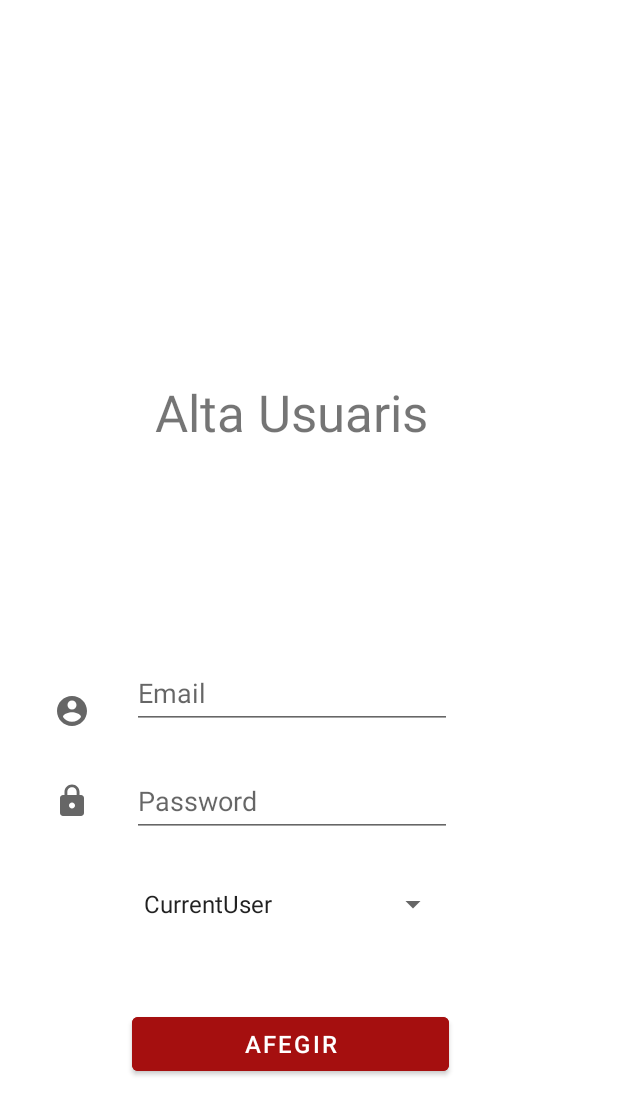
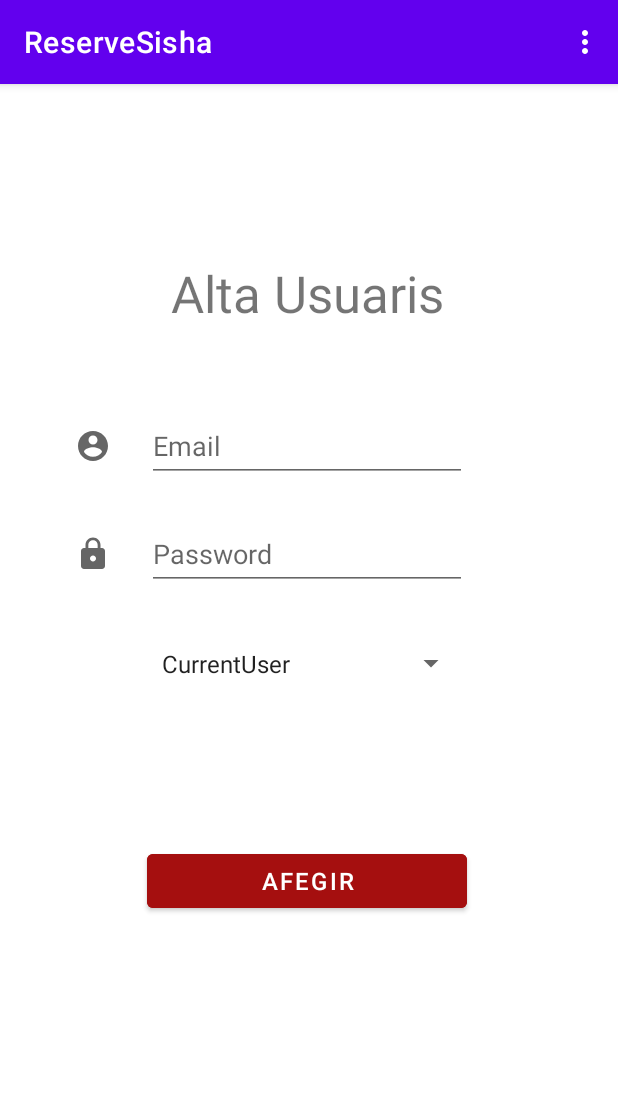
Before and after one commit to johanSantoss/ReserveSisha, an Android app: the ConfigUsersFragment screen opened through its navigation route, on a phone screen of 412 x 824 dp. Shown: the top 1115 px of the screen. Run offline under Robolectric (Android 15) with nearby library versions, the phone set to English and light mode, and no system bars; our stand-ins replace Firebase (no records; nobody signed in at launch, a user with empty details on screens opened directly), data binding, navigation-ui.

Commit message:
Modificacion creacion usuario segun rol desde admin, añadido toolbar

```diff
--- a/app/src/main/java/johan/santos/reservesisha/MainActivity.kt
+++ b/app/src/main/java/johan/santos/reservesisha/MainActivity.kt
@@ -1,6 +1,8 @@
 package johan.santos.reservesisha
 
 import android.os.Bundle
+import android.view.Menu
+import android.view.MenuItem
 import android.widget.Toast
 import androidx.appcompat.app.AppCompatActivity
 import androidx.navigation.findNavController
@@ -11,10 +13,7 @@ import com.google.android.material.bottomnavigation.BottomNavigationView
 import com.google.firebase.auth.FirebaseAuth
 import com.google.firebase.auth.ktx.auth
 import com.google.firebase.ktx.Firebase
-import johan.santos.reservesisha.databinding.MainActivityBinding
-import johan.santos.reservesisha.databinding.NavBarAdminBinding
-import johan.santos.reservesisha.databinding.NavBarBusinessBinding
-import johan.santos.reservesisha.databinding.NavBarUsersBinding
+import johan.santos.reservesisha.databinding.*
 
 
 class MainActivity : AppCompatActivity() {
@@ -42,6 +41,9 @@ class MainActivity : AppCompatActivity() {
         binding2 = NavBarBusinessBinding.inflate(layoutInflater)
 
         binding3 = NavBarAdminBinding.inflate(layoutInflater)
+
+
+
 
     }
 
@@ -151,5 +153,29 @@ class MainActivity : AppCompatActivity() {
         //bindingMain.fragmentContainerView.
     }
 
+    override fun onCreateOptionsMenu(menu: Menu): Boolean {
+        // Inflate the menu; this adds items to the action bar if it is present.
+        menuInflater.inflate(R.menu.top_nav, menu)
+        return true
+    }
+
+    override fun onOptionsItemSelected(item: MenuItem): Boolean {
+//        val navController = findNavController(R.id.nav_host_fragment_content_main)
+//        navController.navigateUp()
+//        navController.navigate()
+//        return super.onOptionsItemSelected(item)
+//        when(item.itemId) {
+//        }
+        when (item.itemId){
+            R.id.action_logOut -> {
+                auth.signOut()
+                finish();
+                startActivity(getIntent());
+            }
+        }
+
+        return false
+    }
+
 
 }
--- a/app/src/main/java/johan/santos/reservesisha/ui/access/login/LoginFragment.kt
+++ b/app/src/main/java/johan/santos/reservesisha/ui/access/login/LoginFragment.kt
@@ -135,10 +135,8 @@ class LoginFragment : Fragment() {
 
     override fun onStop() {
         super.onStop()
-        /*
         val supportActionBar = (requireActivity() as AppCompatActivity).supportActionBar
         supportActionBar?.show()
-         */
         if ((activity as MainActivity).getAuth().currentUser != null){
             // mostrar menus según el "user" que ha hecho LOGIN
             when (typeUser) {
--- a/app/src/main/java/johan/santos/reservesisha/ui/adminUser/AdminMainFragment.kt
+++ b/app/src/main/java/johan/santos/reservesisha/ui/adminUser/AdminMainFragment.kt
@@ -36,9 +36,6 @@ class AdminMainFragment : Fragment() {
         )
         auth = (activity as MainActivity).getAuth()
 
-        binding.btnLogut.setOnClickListener {
-            (activity as MainActivity).logutAndExit()
-        }
 
         binding.manageUsers.setOnClickListener {
             val action = AdminMainFragmentDirections.actionAdminMainFragmentToManageUsersFragment()
--- a/app/src/main/java/johan/santos/reservesisha/ui/adminUser/configAdmin/ConfigAdminFragment.kt
+++ b/app/src/main/java/johan/santos/reservesisha/ui/adminUser/configAdmin/ConfigAdminFragment.kt
@@ -68,7 +68,7 @@ class ConfigAdminFragment : Fragment() {
 
         val spinnerItems = ArrayAdapter<String>((activity as MainActivity), android.R.layout.simple_spinner_item)
 
-        spinnerItems.addAll(listOf("CurrentUser", "Empresa", "Admin"))
+        spinnerItems.addAll(listOf("CurrentUser", "Business", "Admin"))
 
         binding.spinner2.adapter = spinnerItems
 
@@ -175,19 +175,19 @@ class ConfigAdminFragment : Fragment() {
         if(viewModel.pass.value != viewModel.passConf.value){
             Toast.makeText(activity,"La contrasenya no coincideix", Toast.LENGTH_SHORT).show()
         }else{
-            auth.currentUser?.updateEmail(viewModel.email.value!!)?.addOnSuccessListener {
-                Log.d(TAG, "updateEmail:success")
-            }?.addOnFailureListener{
-                Log.d(TAG, "updateEmail:failure")
-            }
-
-            if(viewModel.pass.value?.isEmpty() == false){
-                auth.currentUser?.updatePassword(viewModel.pass.value!!)?.addOnSuccessListener {
-                    Log.d(TAG, "updatePass:success")
-                }?.addOnFailureListener{
-                    Log.d(TAG, "updatePass:failure")
-                }
-            }
+//            auth.currentUser?.updateEmail(viewModel.email.value!!)?.addOnSuccessListener {
+//                Log.d(TAG, "updateEmail:success")
+//            }?.addOnFailureListener{
+//                Log.d(TAG, "updateEmail:failure")
+//            }
+//
+//            if(viewModel.pass.value?.isEmpty() == false){
+//                auth.currentUser?.updatePassword(viewModel.pass.value!!)?.addOnSuccessListener {
+//                    Log.d(TAG, "updatePass:success")
+//                }?.addOnFailureListener{
+//                    Log.d(TAG, "updatePass:failure")
+//                }
+//            }
 
             database = FirebaseDatabase.getInstance().getReference("AllUsers/${args.idUsuari}")
 
--- a/app/src/main/java/johan/santos/reservesisha/ui/adminUser/manageUsers/configUser/ConfigUsersFragment.kt
+++ b/app/src/main/java/johan/santos/reservesisha/ui/adminUser/manageUsers/configUser/ConfigUsersFragment.kt
@@ -1,31 +1,25 @@
 package johan.santos.reservesisha.ui.adminUser.manageUsers.configUser
 
-import androidx.lifecycle.ViewModelProvider
 import android.os.Bundle
 import android.util.Log
-import androidx.fragment.app.Fragment
 import android.view.LayoutInflater
 import android.view.View
 import android.view.ViewGroup
+import android.widget.AdapterView
 import android.widget.ArrayAdapter
-import android.widget.Spinner
-import android.widget.Toast
 import androidx.databinding.DataBindingUtil
-import androidx.navigation.fragment.NavHostFragment
+import androidx.fragment.app.Fragment
+import androidx.lifecycle.ViewModelProvider
 import com.google.firebase.database.FirebaseDatabase
 import johan.santos.reservesisha.MainActivity
 import johan.santos.reservesisha.R
 import johan.santos.reservesisha.databinding.ConfigUsersFragmentBinding
-import johan.santos.reservesisha.databinding.MainActivityBinding
-import johan.santos.reservesisha.databinding.NavBarUsersBinding
 import johan.santos.reservesisha.ui.access.models.User
 import johan.santos.reservesisha.ui.access.models.User_Admin
 import johan.santos.reservesisha.ui.access.models.User_Business
 import johan.santos.reservesisha.ui.access.models.User_Current
-import johan.santos.reservesisha.ui.access.registre.RegistreFragment
-import johan.santos.reservesisha.ui.access.registre.RegistreFragmentDirections
-import java.text.SimpleDateFormat
 import java.util.*
+
 
 class ConfigUsersFragment : Fragment() {
 
@@ -54,9 +48,21 @@ class ConfigUsersFragment : Fragment() {
 
         val spinnerItems = ArrayAdapter<String>((activity as MainActivity), android.R.layout.simple_spinner_item)
 
-        spinnerItems.addAll(listOf("CurrentUser", "Empresa", "Admin"))
+        spinnerItems.addAll(listOf("CurrentUser", "Business", "Admin"))
 
         binding.spinner.adapter = spinnerItems
+
+        binding.spinner.onItemSelectedListener = object : AdapterView.OnItemSelectedListener {
+            override fun onItemSelected(arg0: AdapterView<*>?, arg1: View, arg2: Int, arg3: Long) {
+                if(binding.spinner.selectedItem.toString() == "Business"){
+                    binding.editTextCIF.visibility = View.VISIBLE
+                }else{
+                    binding.editTextCIF.visibility = View.INVISIBLE
+                }
+            }
+
+            override fun onNothingSelected(arg0: AdapterView<*>?) {}
+        }
 
         binding.btnAddNewUser.setOnClickListener {
             val missatge = controlDadesRegistre()
@@ -121,14 +127,22 @@ class ConfigUsersFragment : Fragment() {
         viewModel.setEmail(binding.editTextMailAuth.text.toString().trim())
         viewModel.setPassword(binding.editTextPassAuth.text.toString().trim())
 
+        if(binding.spinner.selectedItem.toString() == "Business"){
+            viewModel.setNumCIF(binding.spinner.selectedItem.toString())
+        }
+
         viewModel.setEstadoRegistro(1)
     }
 
     private fun saveDatesUserDataBase(rol: String) {
+        var cif = "null"
         Log.d(TAG, "saveDatesUserDataBase: start")
         val auth = (activity as MainActivity).getAuth()
         Log.d(TAG, "getAuth - success")
         // se genera una clase de USER con todos los datos del usuario
+        if(viewModel.numCIF.value.toString() == "Business"){
+            cif = viewModel.numCIF.value.toString()
+        }
 
         var user: User
 
@@ -141,7 +155,7 @@ class ConfigUsersFragment : Fragment() {
                 Date()
 
             )
-        }else if(rol == "Empresa"){
+        }else if(rol == "Business"){
                  user = User_Business(
                     auth.currentUser!!.uid,
                     "null",
@@ -151,7 +165,7 @@ class ConfigUsersFragment : Fragment() {
                     "null",
                     0,
                     "null",
-                    "null"
+                    cif
                 )
         }else{
              user = User_Current(
@@ -183,6 +197,7 @@ class ConfigUsersFragment : Fragment() {
     private fun clearDates(){
         binding.editTextMailAuth.text.clear()
         binding.editTextPassAuth.text.clear()
+        binding.editTextCIF.text.clear()
     }
 
 }
--- a/app/src/main/java/johan/santos/reservesisha/ui/adminUser/manageUsers/configUser/ConfigUsersViewModel.kt
+++ b/app/src/main/java/johan/santos/reservesisha/ui/adminUser/manageUsers/configUser/ConfigUsersViewModel.kt
@@ -18,6 +18,13 @@ class ConfigUsersViewModel : ViewModel() {
         _password.value = pass
     }
 
+    // CIF
+    private val _numCIF = MutableLiveData<String>("")
+    val numCIF: LiveData<String> get() = _numCIF
+    fun setNumCIF (numCIF : String){
+        _numCIF.value = numCIF
+    }
+
     private val _estadoRegistro = MutableLiveData(0)
     val estadoRegistro: LiveData<Int> get() = _estadoRegistro
     fun setEstadoRegistro (estadoRegistro : Int){
--- a/app/src/main/java/johan/santos/reservesisha/ui/adminUser/manageUsers/recyclerViewUsers/DataUsersViewHolder.kt
+++ b/app/src/main/java/johan/santos/reservesisha/ui/adminUser/manageUsers/recyclerViewUsers/DataUsersViewHolder.kt
@@ -4,6 +4,7 @@ import android.view.View
 import androidx.navigation.findNavController
 import androidx.navigation.fragment.NavHostFragment
 import androidx.recyclerview.widget.RecyclerView
+import com.google.firebase.database.FirebaseDatabase
 import johan.santos.reservesisha.databinding.ItemUsersManageBinding
 import johan.santos.reservesisha.ui.access.login.LoginFragmentDirections
 import johan.santos.reservesisha.ui.access.models.DataUsers
@@ -13,6 +14,7 @@ import johan.santos.reservesisha.ui.adminUser.manageUsers.ManageUsersFragmentDir
 class DataUsersViewHolder (view : View) : RecyclerView.ViewHolder(view) {
 
     val binding = ItemUsersManageBinding.bind(view)
+    private lateinit var database: FirebaseDatabase
 
     fun render (item : DataUsers, onClickListener: (DataUsers) -> Unit) {
         binding.tvItemUsersId.text = item.id_usuari
@@ -26,6 +28,13 @@ class DataUsersViewHolder (view : View) : RecyclerView.ViewHolder(view) {
             it.findNavController().navigate(action)
         }
 
+//        binding.tvItemUserDelete.setOnClickListener{
+//            database = FirebaseDatabase.getInstance("https://reservesisha96-default-rtdb.europe-west1.firebasedatabase.app/")
+//            val myRefDadesUser = database.getReference("AllUsers/${item.id_usuari.toString()}")
+//            myRefDadesUser.removeValue()
+//
+//        }
+
 //        itemView.setOnClickListener {
 //            onClickListener(item)
 //        }
--- a/app/src/main/res/layout/admin_main_fragment.xml
+++ b/app/src/main/res/layout/admin_main_fragment.xml
@@ -28,25 +28,16 @@
             app:layout_constraintVertical_bias="0.062" />
 
         <Button
-            android:id="@+id/btnLogut"
-            android:layout_width="wrap_content"
-            android:layout_height="wrap_content"
-            android:text="Logut"
-            app:layout_constraintEnd_toEndOf="@+id/textView3"
-            app:layout_constraintStart_toStartOf="@+id/textView3"
-            app:layout_constraintTop_toBottomOf="@+id/textView3" />
-
-        <Button
             android:id="@+id/manageUsers"
             android:layout_width="273dp"
             android:layout_height="52dp"
-            android:layout_marginTop="124dp"
             android:backgroundTint="@color/buttonColor"
             android:text="@string/manageUser"
-            app:layout_constraintEnd_toEndOf="@+id/btnLogut"
-            app:layout_constraintHorizontal_bias="0.502"
-            app:layout_constraintStart_toStartOf="@+id/btnLogut"
-            app:layout_constraintTop_toBottomOf="@+id/btnLogut" />
+            app:layout_constraintBottom_toBottomOf="parent"
+            app:layout_constraintEnd_toEndOf="@+id/textView3"
+            app:layout_constraintStart_toStartOf="@+id/textView3"
+            app:layout_constraintTop_toBottomOf="@+id/textView3"
+            app:layout_constraintVertical_bias="0.177" />
 
         <Button
             android:id="@+id/manageBusiness"
--- a/app/src/main/res/layout/config_users_fragment.xml
+++ b/app/src/main/res/layout/config_users_fragment.xml
@@ -13,68 +13,6 @@ xmlns:tools="http://schemas.android.com/tools">
     android:layout_height="match_parent"
     tools:context=".ui.adminUser.manageUsers.configUser.ConfigUsersFragment">
 
-    <EditText
-        android:id="@+id/editTextPassAuth"
-        android:layout_width="wrap_content"
-        android:layout_height="wrap_content"
-        android:layout_marginBottom="24dp"
-        android:ems="10"
-        android:hint="@string/passwordLogin"
-        android:inputType="textPassword"
-        android:minHeight="48dp"
-        app:layout_constraintBottom_toTopOf="@+id/spinner"
-        app:layout_constraintEnd_toEndOf="@+id/editTextMailAuth"
-        app:layout_constraintHorizontal_bias="1.0"
-        app:layout_constraintStart_toStartOf="@+id/editTextMailAuth" />
-
-    <EditText
-        android:id="@+id/editTextMailAuth"
-        android:layout_width="wrap_content"
-        android:layout_height="wrap_content"
-        android:layout_marginBottom="24dp"
-        android:ems="10"
-        android:hint="@string/emailLogin"
-        android:inputType="textEmailAddress"
-        android:minHeight="48dp"
-        app:layout_constraintBottom_toTopOf="@+id/editTextPassAuth"
-        app:layout_constraintEnd_toEndOf="@+id/titelAltaUsers"
-        app:layout_constraintStart_toStartOf="@+id/titelAltaUsers" />
-
-    <ImageView
-        android:id="@+id/imageView6"
-        android:layout_width="wrap_content"
-        android:layout_height="wrap_content"
-        android:layout_marginEnd="28dp"
-        android:src="@drawable/ic_baseline_account_circle_24"
-        app:layout_constraintBottom_toBottomOf="@+id/editTextMailAuth"
-        app:layout_constraintEnd_toStartOf="@+id/editTextMailAuth"
-        app:layout_constraintTop_toTopOf="@+id/editTextMailAuth"
-        app:layout_constraintVertical_bias="1.0" />
-
-    <ImageView
-        android:id="@+id/imageView7"
-        android:layout_width="wrap_content"
-        android:layout_height="wrap_content"
-        android:layout_marginEnd="28dp"
-        android:src="@drawable/ic_baseline_lock_24"
-        app:layout_constraintBottom_toBottomOf="@+id/editTextPassAuth"
-        app:layout_constraintEnd_toStartOf="@+id/editTextPassAuth"
-        app:layout_constraintTop_toTopOf="@+id/editTextPassAuth" />
-
-    <Button
-        android:id="@+id/btnAddNewUser"
-        android:layout_width="0dp"
-        android:layout_height="wrap_content"
-        android:backgroundTint="@color/buttonColor"
-        android:text="@string/btnAdd"
-        android:textSize="16sp"
-        app:layout_constraintBottom_toBottomOf="parent"
-        app:layout_constraintEnd_toEndOf="@+id/spinner"
-        app:layout_constraintHorizontal_bias="0.0"
-        app:layout_constraintStart_toStartOf="@+id/spinner"
-        app:layout_constraintTop_toTopOf="parent"
-        app:layout_constraintVertical_bias="0.856" />
-
     <TextView
         android:id="@+id/titelAltaUsers"
         android:layout_width="wrap_content"
@@ -82,24 +20,122 @@ xmlns:tools="http://schemas.android.com/tools">
         android:fontFamily="sans-serif"
         android:text="@string/titelCreateUsers"
         android:textSize="34sp"
-        app:layout_constraintBottom_toTopOf="@+id/editTextMailAuth"
+        app:layout_constraintBottom_toBottomOf="parent"
         app:layout_constraintEnd_toEndOf="parent"
-        app:layout_constraintHorizontal_bias="0.449"
+        app:layout_constraintHorizontal_bias="0.497"
         app:layout_constraintStart_toStartOf="parent"
         app:layout_constraintTop_toTopOf="parent"
-        app:layout_constraintVertical_bias="0.583" />
+        app:layout_constraintVertical_bias="0.091" />
 
-    <Spinner
-        android:id="@+id/spinner"
-        android:layout_width="211dp"
-        android:layout_height="41dp"
-        android:layout_marginBottom="24dp"
-        app:layout_constraintBottom_toTopOf="@+id/btnAddNewUser"
-        app:layout_constraintEnd_toEndOf="@+id/editTextPassAuth"
+    <ScrollView
+        android:id="@+id/scrollView2"
+        android:layout_width="match_parent"
+        android:layout_height="0dp"
+        android:layout_marginTop="24dp"
+        app:layout_constraintBottom_toBottomOf="parent"
+        app:layout_constraintEnd_toEndOf="parent"
         app:layout_constraintHorizontal_bias="0.0"
-        app:layout_constraintStart_toStartOf="@+id/editTextPassAuth"
-        app:layout_constraintTop_toTopOf="parent"
-        app:layout_constraintVertical_bias="0.955" />
+        app:layout_constraintStart_toStartOf="parent"
+        app:layout_constraintTop_toBottomOf="@+id/titelAltaUsers"
+        app:layout_constraintVertical_bias="1.0">
+
+        <androidx.constraintlayout.widget.ConstraintLayout
+            android:layout_width="match_parent"
+            android:layout_height="wrap_content"
+            android:scrollbars="vertical">
+
+            <EditText
+                android:id="@+id/editTextPassAuth"
+                android:layout_width="wrap_content"
+                android:layout_height="wrap_content"
+                android:layout_marginTop="24dp"
+                android:ems="10"
+                android:hint="@string/passwordLogin"
+                android:inputType="textPassword"
+                android:minHeight="48dp"
+                app:layout_constraintEnd_toEndOf="@+id/editTextMailAuth"
+                app:layout_constraintHorizontal_bias="0.0"
+                app:layout_constraintStart_toStartOf="@+id/editTextMailAuth"
+                app:layout_constraintTop_toBottomOf="@+id/editTextMailAuth" />
+
+            <EditText
+                android:id="@+id/editTextMailAuth"
+                android:layout_width="wrap_content"
+                android:layout_height="wrap_content"
+                android:ems="10"
+                android:hint="@string/emailLogin"
+                android:inputType="textEmailAddress"
+                android:minHeight="48dp"
+                app:layout_constraintBottom_toBottomOf="parent"
+                app:layout_constraintEnd_toEndOf="parent"
+                app:layout_constraintHorizontal_bias="0.492"
+                app:layout_constraintStart_toStartOf="parent"
+                app:layout_constraintTop_toTopOf="parent"
+                app:layout_constraintVertical_bias="0.098" />
+
+            <EditText
+                android:id="@+id/editTextCIF"
+                android:layout_width="wrap_content"
+                android:layout_height="wrap_content"
+
+                android:layout_marginTop="24dp"
+                android:ems="10"
+                android:hint="@string/numCIF"
+                android:inputType="text"
+                android:minHeight="48dp"
+                android:visibility="invisible"
+                app:layout_constraintEnd_toEndOf="@+id/spinner"
+                app:layout_constraintHorizontal_bias="1.0"
+                app:layout_constraintStart_toStartOf="@+id/spinner"
+                app:layout_constraintTop_toBottomOf="@+id/spinner" />
+
+            <ImageView
+                android:id="@+id/imageView6"
+                android:layout_width="wrap_content"
+                android:layout_height="wrap_content"
+                android:layout_marginEnd="24dp"
+                android:src="@drawable/ic_baseline_account_circle_24"
+                app:layout_constraintBottom_toBottomOf="@+id/editTextMailAuth"
+                app:layout_constraintEnd_toStartOf="@+id/editTextMailAuth"
+                app:layout_constraintTop_toTopOf="@+id/editTextMailAuth" />
+
+            <ImageView
+                android:id="@+id/imageView7"
+                android:layout_width="wrap_content"
+                android:layout_height="wrap_content"
+                android:layout_marginEnd="24dp"
+                android:src="@drawable/ic_baseline_lock_24"
+                app:layout_constraintBottom_toBottomOf="@+id/editTextPassAuth"
+                app:layout_constraintEnd_toStartOf="@+id/editTextPassAuth"
+                app:layout_constraintTop_toTopOf="@+id/editTextPassAuth" />
+
+            <Spinner
+                android:id="@+id/spinner"
+                android:layout_width="211dp"
+                android:layout_height="50dp"
+                android:layout_marginTop="24dp"
+                app:layout_constraintEnd_toEndOf="@+id/editTextPassAuth"
+                app:layout_constraintHorizontal_bias="1.0"
+                app:layout_constraintStart_toStartOf="@+id/editTextPassAuth"
+                app:layout_constraintTop_toBottomOf="@+id/editTextPassAuth" />
+
+            <Button
+                android:id="@+id/btnAddNewUser"
+                android:layout_width="0dp"
+                android:layout_height="wrap_content"
+                android:layout_marginTop="24dp"
+                android:backgroundTint="@color/buttonColor"
+                android:text="@string/btnAdd"
+                android:textSize="16sp"
+                app:layout_constraintBottom_toBottomOf="parent"
+                app:layout_constraintEnd_toEndOf="@+id/editTextCIF"
+                app:layout_constraintHorizontal_bias="0.0"
+                app:layout_constraintStart_toStartOf="@+id/editTextCIF"
+                app:layout_constraintTop_toBottomOf="@+id/editTextCIF" />
+
+        </androidx.constraintlayout.widget.ConstraintLayout>
+
+    </ScrollView>
 
 </androidx.constraintlayout.widget.ConstraintLayout>
 </layout>
--- /dev/null
+++ b/app/src/main/res/menu/top_nav.xml
@@ -0,0 +1,15 @@
+<?xml version="1.0" encoding="utf-8"?>
+<menu xmlns:android="http://schemas.android.com/apk/res/android"
+    xmlns:app="http://schemas.android.com/apk/res-auto">
+    <item
+        android:id="@+id/action_settings"
+        android:orderInCategory="100"
+        android:title="Setting"
+        app:showAsAction="never" />
+
+    <item
+        android:id="@+id/action_logOut"
+        android:orderInCategory="100"
+        android:title="Logout"
+        app:showAsAction="never" />
+</menu>
--- a/app/src/main/res/values/strings.xml
+++ b/app/src/main/res/values/strings.xml
@@ -34,6 +34,7 @@
     <string name="btnAdd">Afegir</string>
     <string name="btnSave">Guardar</string>
     <string name="addNewUser">Crear Usuari</string>
+    <string name="numCIF">CIF</string>
 
     <!-- Current User -->
     <string name="titleHomeUser">Empresas</string>
```
